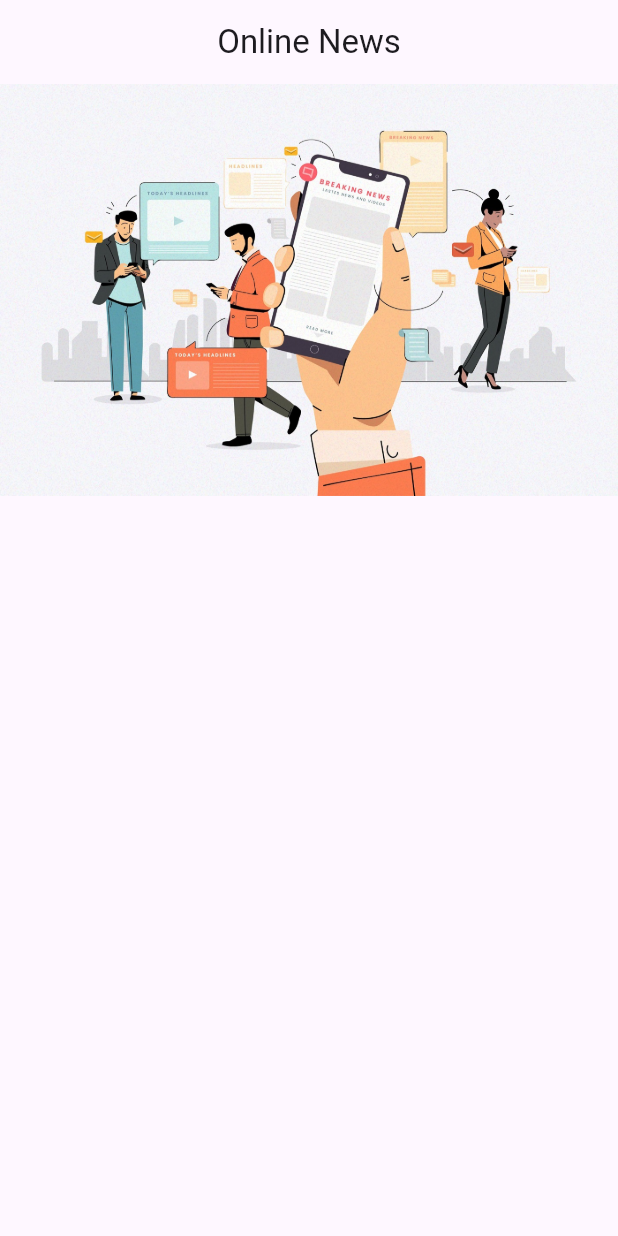
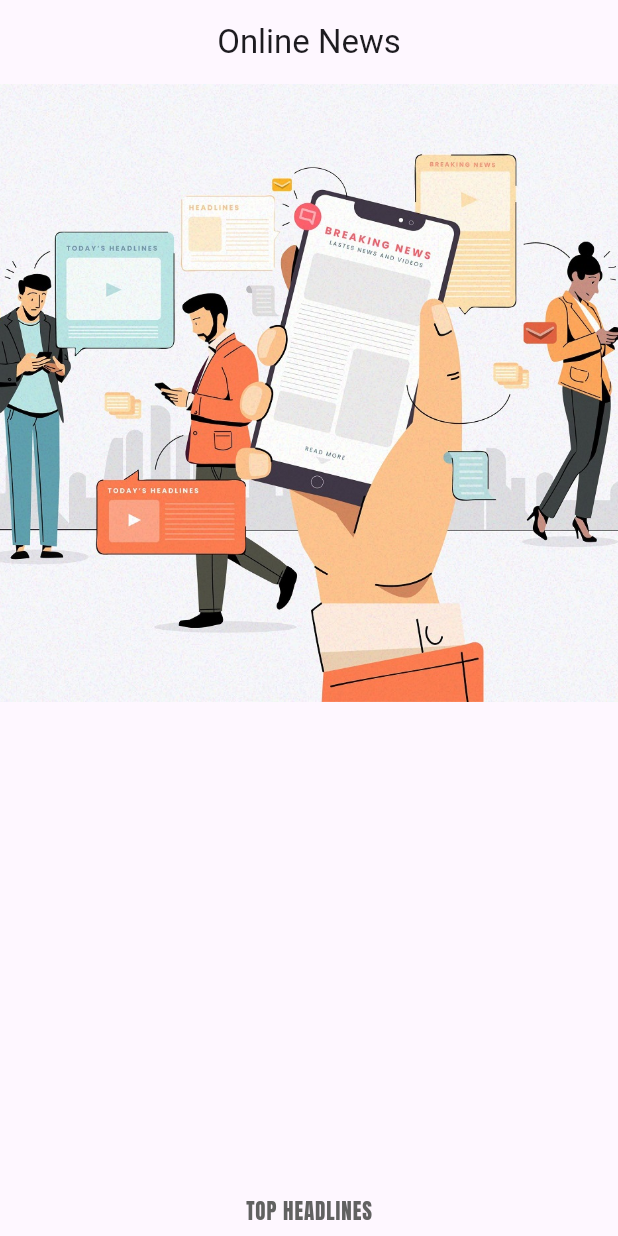
Before and after one commit to atik-sabuj/online_news, a Flutter app: the SplashScreen screen opened directly, on a phone screen of 412 x 824 dp. Run offline on Flutter 3.47's test engine with Material 2 defaults, Android fonts, the phone set to English and light mode, and no system bars; our stand-ins replace flutter_spinkit, google_fonts.

Commit message:
Splash Screen updated Home Screen Created

```diff
--- a/lib/view/splash_screen.dart
+++ b/lib/view/splash_screen.dart
@@ -1,4 +1,9 @@
+import 'dart:async';
+
 import 'package:flutter/material.dart';
+import 'package:flutter_spinkit/flutter_spinkit.dart';
+import 'package:google_fonts/google_fonts.dart';
+import 'package:online_news/view/home_screen.dart';
 
 class SplashScreen extends StatefulWidget {
   const SplashScreen({super.key});
@@ -8,19 +13,49 @@ class SplashScreen extends StatefulWidget {
 }
 
 class _SplashScreenState extends State<SplashScreen> {
+
+  @override
+  void initState() {
+    // TODO: implement initState
+    super.initState();
+
+
+  Timer(Duration(seconds: 2), () {
+    Navigator.push(context, MaterialPageRoute(builder: (context) => HomeScreen()));
+  });
+}
+
   @override
   Widget build(BuildContext context) {
+    final height = MediaQuery.sizeOf(context).height * 1;
+    final width = MediaQuery.sizeOf(context).width * 1;
+
     return Scaffold(
       appBar: AppBar(
         title: Text('Online News'),
         centerTitle: true,
       ),
+
       body: Container(
         child: Column(
+          mainAxisAlignment: MainAxisAlignment.center,
           children: [
             Image.asset('images/splash_pic.jpg',
             fit: BoxFit.cover,
-            )
+              //width: width * .9,
+              height: height * .5,
+            ),
+
+            SizedBox(height: height * 0.4,),
+
+            Text('TOP HEADLINES', style: GoogleFonts.anton(letterSpacing: .6, color: Colors.grey.shade700),),
+
+            SizedBox(height: height * 0.4,),
+
+            SpinKitChasingDots(
+              color: Colors.blue,
+              size: 40,
+            ),
           ],
         ),
       ),
```
Also changed, not shown: lib/view/home_screen.dart (added, +20 -0 lines).
